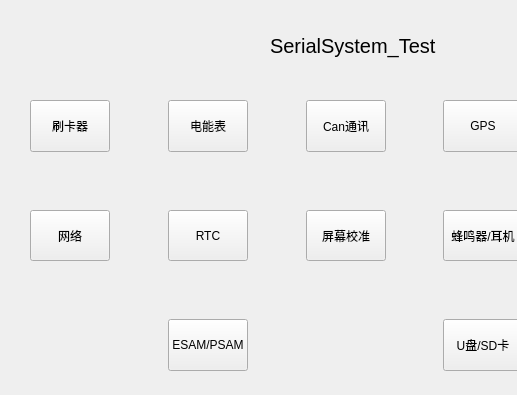
This is main/ui/test_manual.ui in Blackrose/Tcutest_SerialSystem as Qt 5 draws it before an edit; both pictures show x 0 to 517 and y 0 to 395 of the 800 by 480 pixel window. The edited form follows.
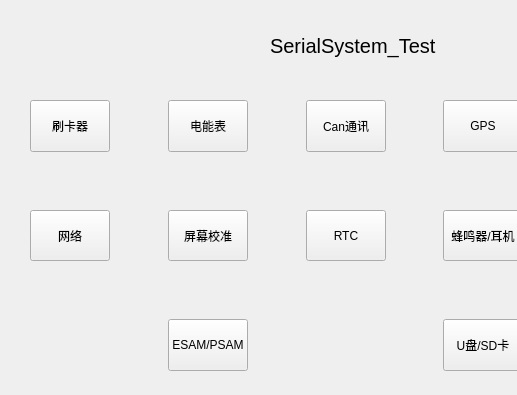
This is the edited form. Icons and pictures are not drawn.

Diff of the .ui file:
```diff
--- a/main/ui/test_manual.ui
+++ b/main/ui/test_manual.ui
@@ -82,28 +82,6 @@
     </rect>
    </property>
    <layout class="QGridLayout" name="gridLayout">
-    <item row="2" column="4">
-     <widget class="QPushButton" name="touch_but">
-      <property name="sizePolicy">
-       <sizepolicy hsizetype="Minimum" vsizetype="Expanding">
-        <horstretch>0</horstretch>
-        <verstretch>0</verstretch>
-       </sizepolicy>
-      </property>
-      <property name="maximumSize">
-       <size>
-        <width>649</width>
-        <height>16777215</height>
-       </size>
-      </property>
-      <property name="styleSheet">
-       <string notr="true">background-image:url()</string>
-      </property>
-      <property name="text">
-       <string>屏幕校准</string>
-      </property>
-     </widget>
-    </item>
     <item row="0" column="1">
      <spacer name="horizontalSpacer">
       <property name="orientation">
@@ -336,28 +314,6 @@
       </property>
      </widget>
     </item>
-    <item row="2" column="2">
-     <widget class="QPushButton" name="rtc_but">
-      <property name="sizePolicy">
-       <sizepolicy hsizetype="Minimum" vsizetype="Expanding">
-        <horstretch>0</horstretch>
-        <verstretch>0</verstretch>
-       </sizepolicy>
-      </property>
-      <property name="maximumSize">
-       <size>
-        <width>649</width>
-        <height>16777215</height>
-       </size>
-      </property>
-      <property name="styleSheet">
-       <string notr="true">background-image:url()</string>
-      </property>
-      <property name="text">
-       <string>RTC</string>
-      </property>
-     </widget>
-    </item>
     <item row="2" column="6">
      <widget class="QPushButton" name="pwm_but">
       <property name="sizePolicy">
@@ -424,6 +380,50 @@
       </property>
      </widget>
     </item>
+    <item row="2" column="4">
+     <widget class="QPushButton" name="rtc_but">
+      <property name="sizePolicy">
+       <sizepolicy hsizetype="Minimum" vsizetype="Expanding">
+        <horstretch>0</horstretch>
+        <verstretch>0</verstretch>
+       </sizepolicy>
+      </property>
+      <property name="maximumSize">
+       <size>
+        <width>649</width>
+        <height>16777215</height>
+       </size>
+      </property>
+      <property name="styleSheet">
+       <string notr="true">background-image:url()</string>
+      </property>
+      <property name="text">
+       <string>RTC</string>
+      </property>
+     </widget>
+    </item>
+    <item row="2" column="2">
+     <widget class="QPushButton" name="touch_but">
+      <property name="sizePolicy">
+       <sizepolicy hsizetype="Minimum" vsizetype="Expanding">
+        <horstretch>0</horstretch>
+        <verstretch>0</verstretch>
+       </sizepolicy>
+      </property>
+      <property name="maximumSize">
+       <size>
+        <width>649</width>
+        <height>16777215</height>
+       </size>
+      </property>
+      <property name="styleSheet">
+       <string notr="true">background-image:url()</string>
+      </property>
+      <property name="text">
+       <string>屏幕校准</string>
+      </property>
+     </widget>
+    </item>
    </layout>
   </widget>
  </widget>
```
